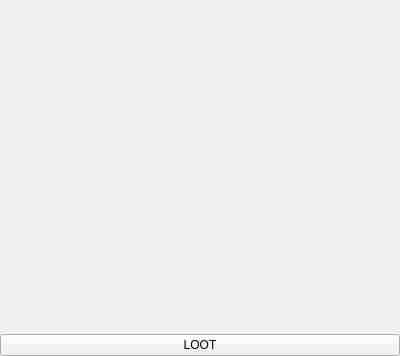
wongselent/wml, file assets/ui/SocialLooterWidget.ui: the form before one commit.
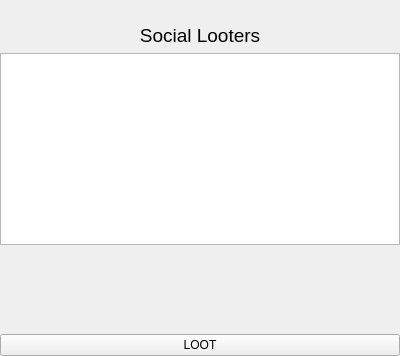
The form after the commit.

What changed in the file:
```diff
--- a/assets/ui/SocialLooterWidget.ui
+++ b/assets/ui/SocialLooterWidget.ui
@@ -37,6 +37,25 @@
      <layout class="QVBoxLayout" name="social_form_layout"/>
     </widget>
    </item>
+   <item>
+    <widget class="QLabel" name="label">
+     <property name="font">
+      <font>
+       <family>Ubuntu</family>
+       <pointsize>14</pointsize>
+      </font>
+     </property>
+     <property name="text">
+      <string>Social Looters</string>
+     </property>
+     <property name="alignment">
+      <set>Qt::AlignCenter</set>
+     </property>
+    </widget>
+   </item>
+   <item>
+    <widget class="QListWidget" name="social_looter_list"/>
+   </item>
    <item>
     <spacer name="verticalSpacer">
      <property name="orientation">
```
